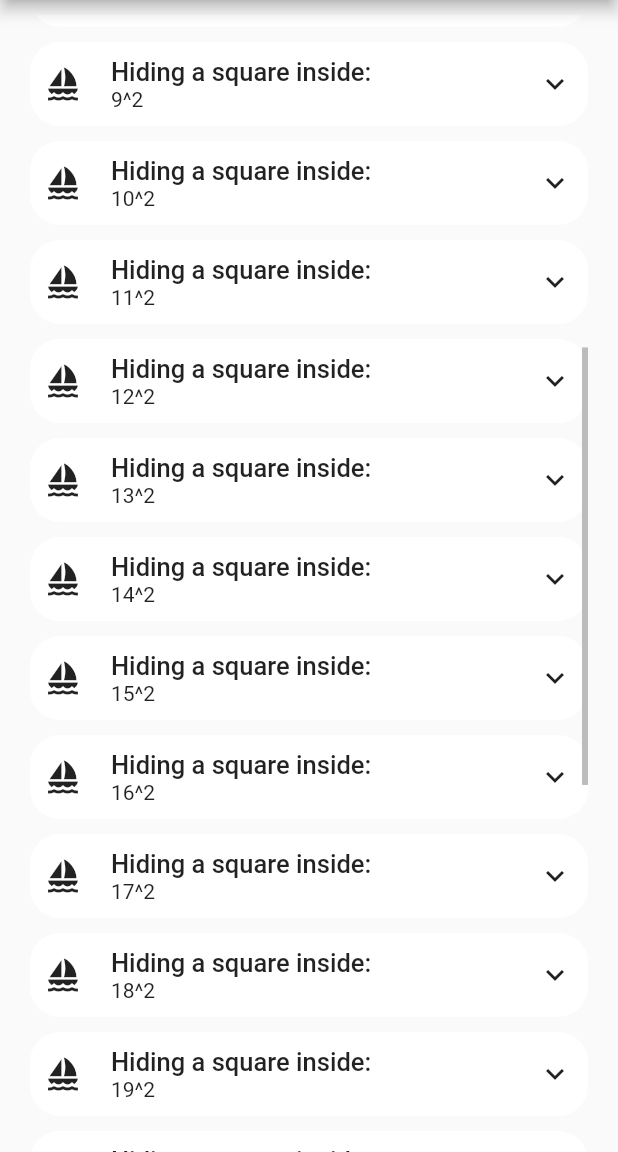
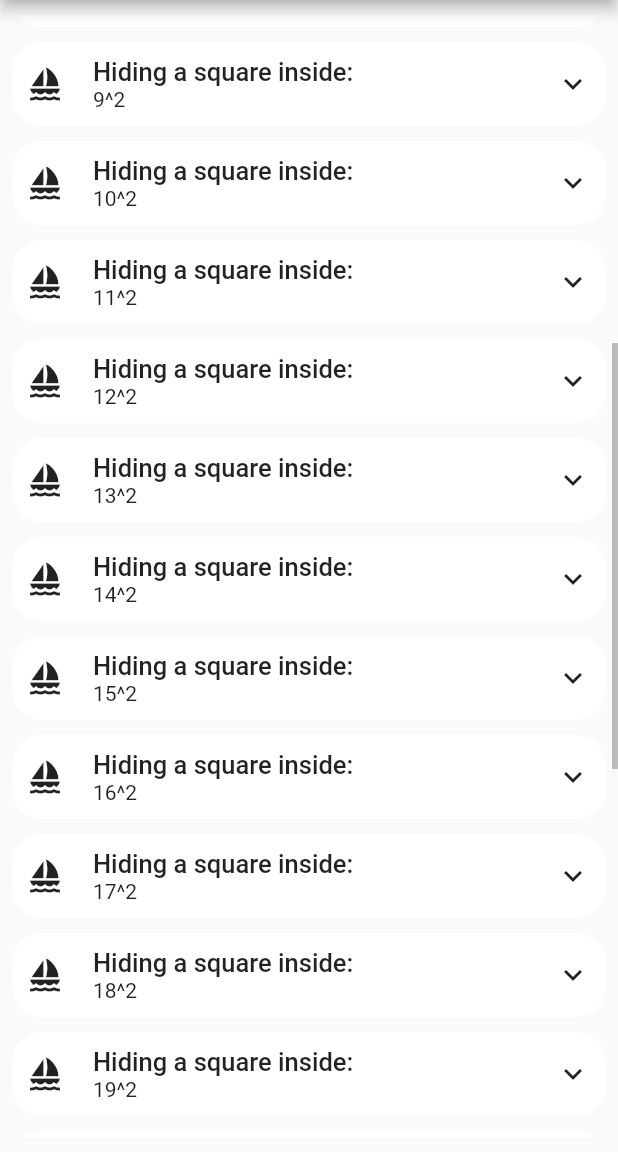
Before and after one commit to BinaryBush/toggle_list, a Flutter app: the screen it shows after launch, scrolled down 576 dp, on a phone screen of 412 x 824 dp, the part 84-1236 px from its top. Run offline on Flutter 3.47's test engine with Material 2 defaults, Android fonts, the light colour scheme and no system bars; drawn by our look-alikes of scroll_to_index.

Commit message:
feat: add innerPadding parameter to ToggleList
Add new parameter to achieve higher customisability and to avoid the scrollbar covering the list items.
Modify the example app accordingly.

```diff
--- a/example/lib/main.dart
+++ b/example/lib/main.dart
@@ -40,7 +40,7 @@ class _ExampleAppPageState extends State<ExampleAppPage> {
         backgroundColor: appColor,
       ),
       body: Padding(
-        padding: const EdgeInsets.fromLTRB(20, 10, 20, 0),
+        padding: const EdgeInsets.symmetric(vertical: 10),
         child: ToggleList(
           divider: const SizedBox(height: 10),
           toggleAnimationDuration: const Duration(milliseconds: 400),
--- a/lib/src/toggle_list.dart
+++ b/lib/src/toggle_list.dart
@@ -28,6 +28,18 @@ class ToggleList extends StatefulWidget {
   ///
   /// If [trailingExpanded] is set this is ignored.
   final bool flipTrailingOnToggle;
+
+  /// The padding between the set of elements
+  /// and the outer boundary of the list.
+  ///
+  /// Used when
+  /// - [ToggleListItem]s need to be narrower
+  /// than the width of the [ToggleList],
+  /// - the scrollbar covers the [ToggleListItem]s.
+  ///
+  /// Use it with caution as setting the upper and lower padding will make
+  /// the scrollable space shorter than the scrollbar's height.
+  final EdgeInsets innerPadding;
 
   /// The direction in which the list can be scrolled.
   final Axis scrollDirection;
@@ -93,6 +105,7 @@ class ToggleList extends StatefulWidget {
     this.curve = Curves.easeIn,
     this.divider = const SizedBox(height: 20),
     this.flipTrailingOnToggle = true,
+    this.innerPadding = const EdgeInsets.symmetric(horizontal: 8),
     this.toggleAnimationDuration = const Duration(milliseconds: 500),
     this.sectionsLeftExpanded = Sections.last,
     this.scrollDirection = Axis.vertical,
@@ -143,6 +156,8 @@ class _ToggleListState extends State<ToggleList> {
       controller: _scrollController,
       interactive: true,
       isAlwaysShown: false,
+      child: Padding(
+        padding: widget.innerPadding,
         child: ListView.separated(
           cacheExtent: MediaQuery.of(context).size.height * 2,
           controller: _scrollController,
@@ -152,9 +167,7 @@ class _ToggleListState extends State<ToggleList> {
           shrinkWrap: widget.shrinkWrap,
           separatorBuilder: (context, index) => widget.divider,
           itemBuilder: (context, index) {
-          return Column(
-            children: [
-              ToggleListData(
+            return ToggleListData(
               child: widget.children[index],
               children: widget.children,
               curve: widget.curve,
@@ -166,10 +179,9 @@ class _ToggleListState extends State<ToggleList> {
               scrollPosition: widget.scrollPosition,
               trailing: widget.trailing,
               trailingExpanded: widget.trailingExpanded,
-              ),
-            ],
             );
           },
+        ),
       ),
     );
   }
```
Lines whose indentation alone changed are shown as unchanged.
